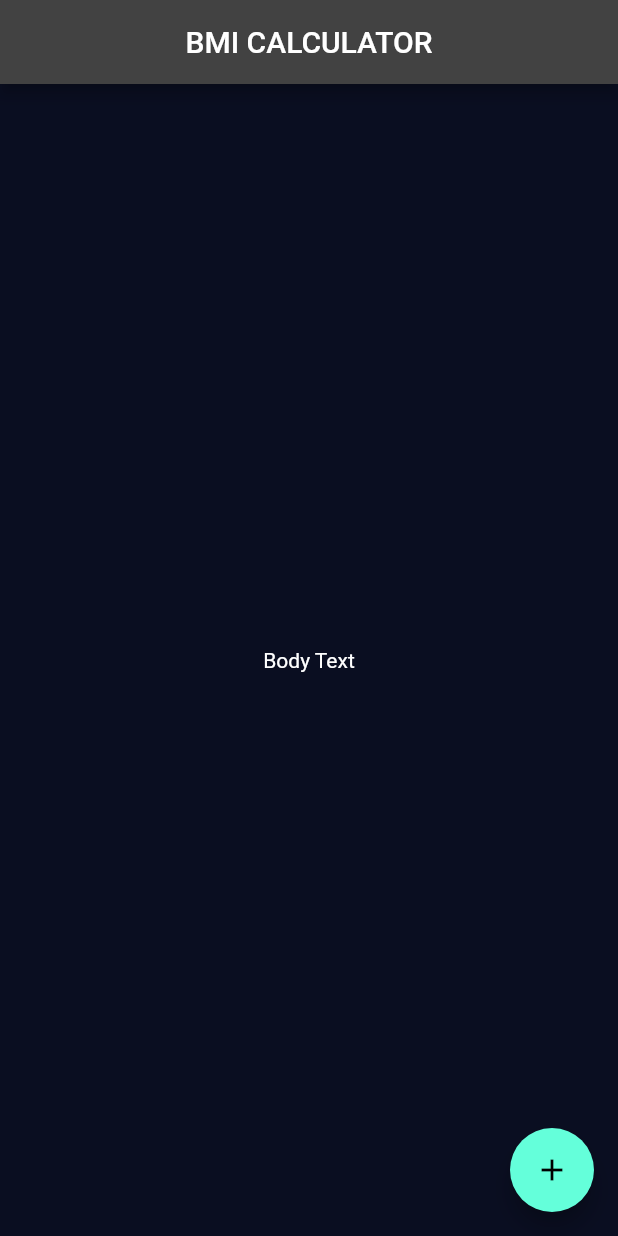
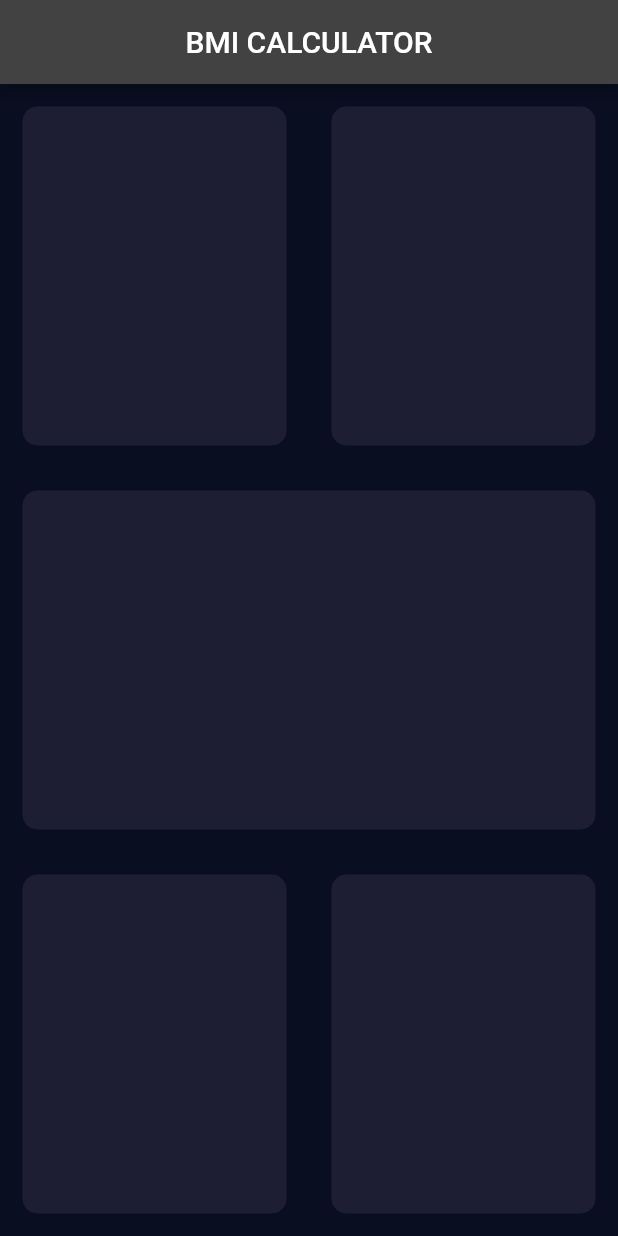
Before and after one commit to Rishikesh-278/bmicalculator, a Flutter app: the screen it shows after launch, on a phone screen of 412 x 824 dp. Run offline on Flutter 3.47's test engine with Material 2 defaults, Android fonts, the phone set to English and light mode, and no system bars.

Commit message:
initial commit

```diff
--- a/lib/imput_page.dart
+++ b/lib/imput_page.dart
@@ -13,16 +13,42 @@ class _InputPageState extends State<InputPage> {
         title: const Text('BMI CALCULATOR'),
         centerTitle: true,
       ),
-      body: const Center(
-        child: Text('Body Text'),
-      ),
-      floatingActionButton: Theme(
-        data: ThemeData.dark(),
-        child: FloatingActionButton(
-          onPressed: () {},
-          child: const Icon(Icons.add),
-        ),
+      body: Column(
+        children: <Widget>[
+          Expanded(child: Row( children:  <Widget> [
+              Expanded(child: ReusableCard(colour: Color(0XFF1D1E33),),),
+              Expanded(child: ReusableCard(colour: Color(0XFF1D1E33),),),
+            ],
+          )),
+
+          Expanded(child: ReusableCard(colour: Color(0XFF1D1E33),),),
+
+          Expanded(child: Row(children: <Widget> [
+              Expanded(child: ReusableCard(colour: Color(0XFF1D1E33),),),
+              Expanded(child: ReusableCard(colour: Color(0XFF1D1E33),),),
+            ],
+          )),
+        ],
       ),
     );
   }
 }
+
+class ReusableCard extends StatelessWidget {
+
+  ReusableCard({required this.colour});
+  final Color colour;
+
+  @override
+  Widget build(BuildContext context) {
+    return Container(
+      margin: EdgeInsets.all(15),
+      decoration: BoxDecoration(
+        borderRadius: BorderRadius.circular(10),
+        color: colour,
+      ),
+    );
+  }
+}
+
+//0XFF1D1E33
--- a/lib/main.dart
+++ b/lib/main.dart
@@ -1,6 +1,5 @@
 import 'package:flutter/material.dart';
 import 'imput_page.dart';
-//import 'dart:ui';
 
 void main() => runApp(BMICalculator());
 
```
